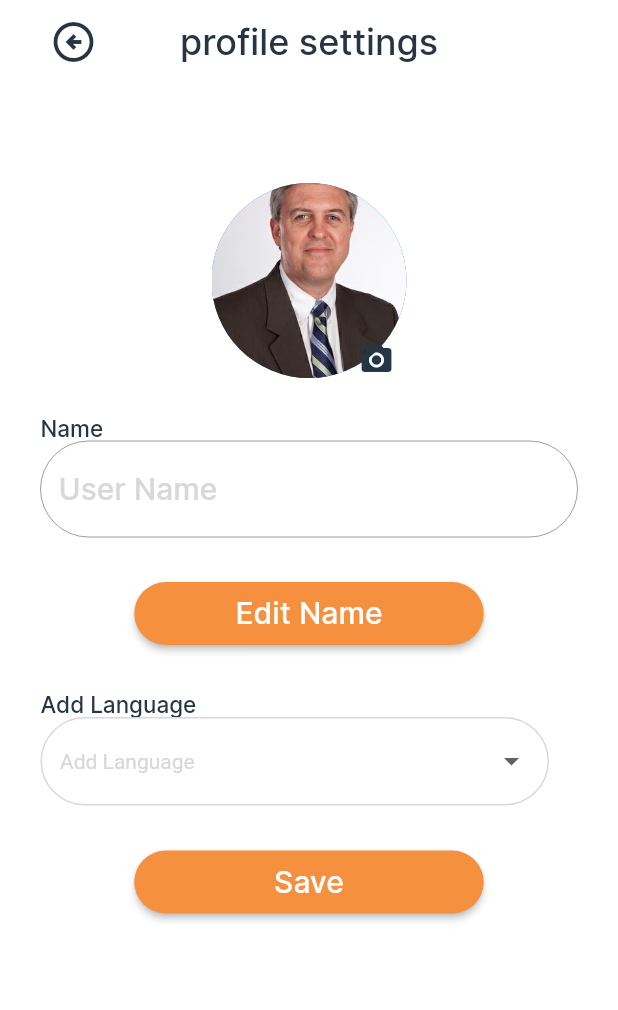
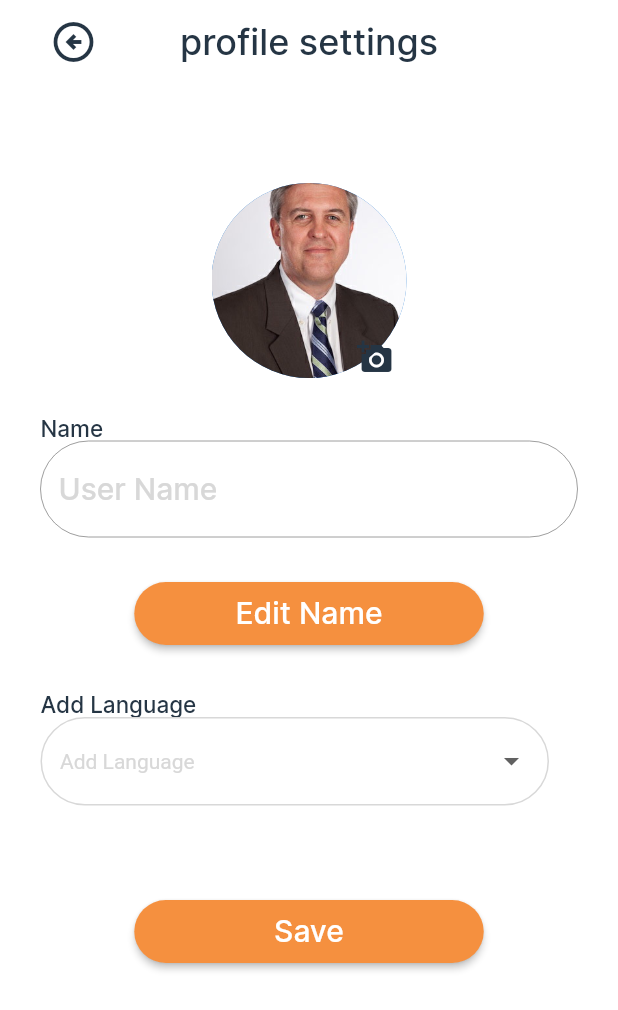
Before and after one commit to MoaazEhab20/horus, a Flutter app: the TourguideProfileSettingsScreen screen opened by its route, on a phone screen of 412 x 824 dp. Shown: the top 1010 px of the screen. Run offline on Flutter 3.47's test engine with Material 2 defaults, Android fonts, the phone set to English and light mode, and no system bars; our stand-ins replace another_carousel_pro, flutter_credit_card, flutter_rating_bar, flutter_riverpod, hooks_riverpod, image_picker and 2 more; accounts and stored records are empty.

Commit message:
sized box tourguide

```diff
--- a/lib/screens/tourguideview/profile_pages/tourguide_profile_settings_screen.dart
+++ b/lib/screens/tourguideview/profile_pages/tourguide_profile_settings_screen.dart
@@ -170,7 +170,7 @@ class _PickImageState extends State<TourguideProfileSettingsScreen> {
                   ),
                 ),*/
               const SizedBox(
-                height: 27,
+                height: 60,
               ),
               Center(
                 child: MaterialButton(
```
